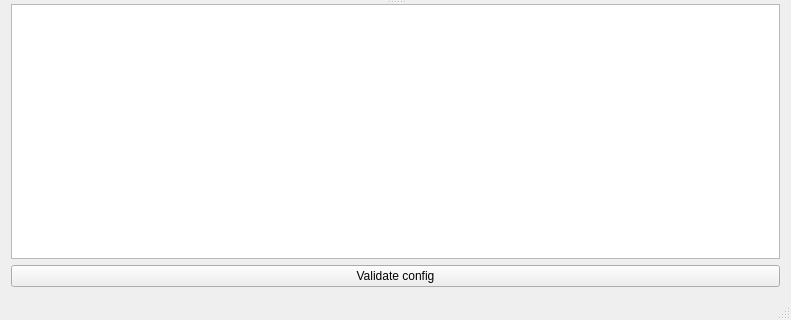
Old version of the form mainwindow.ui in the repository mapcrafter/mapcrafter-gui; both pictures show x 0 to 791 and y 285 to 605 of the 791 by 605 pixel window.
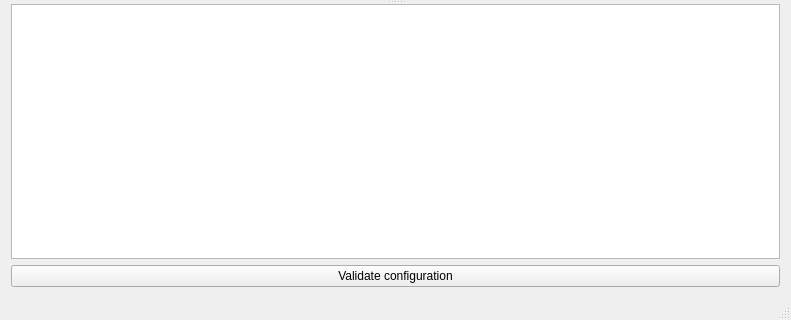
New version of the form. Custom widgets are drawn as their Qt base class.

Commit message: Make sure text edit has a monospaced font.

What changed in the file:
```diff
--- a/mainwindow.ui
+++ b/mainwindow.ui
@@ -47,7 +47,7 @@
       <item>
        <widget class="QPushButton" name="buttonValidateConfig">
         <property name="text">
-         <string>Validate config</string>
+         <string>Validate configuration</string>
         </property>
        </widget>
       </item>
```
Left out of the diff: 5 changed lines with no effect on the pictures. The commit also changes 1 other file.
